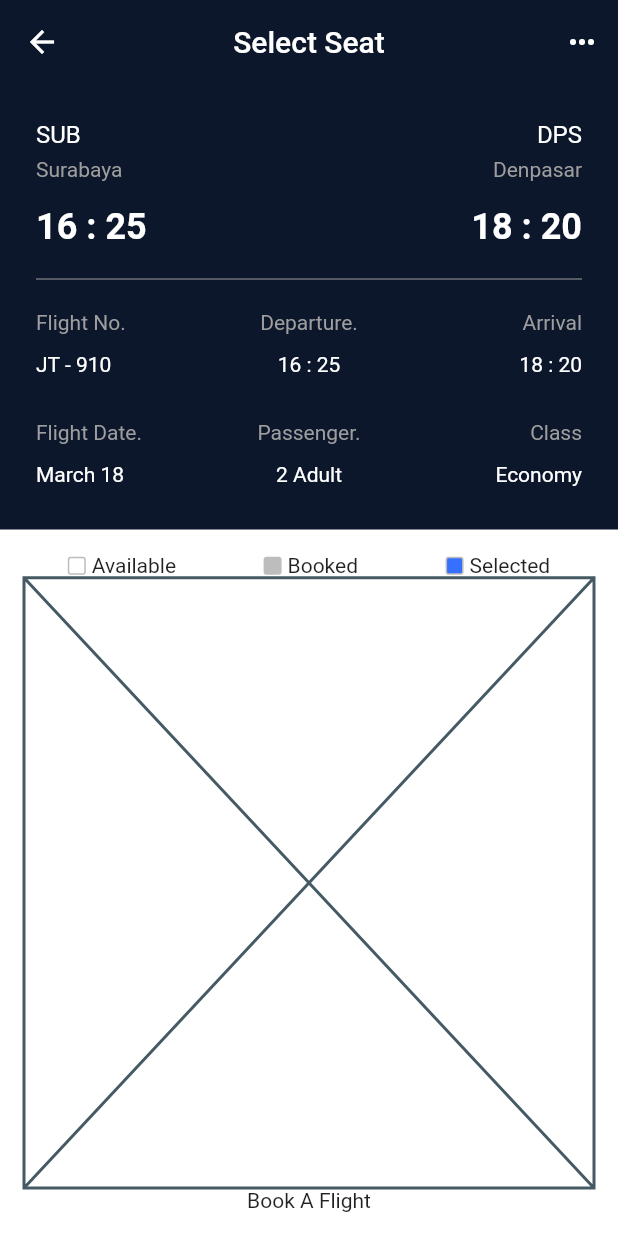
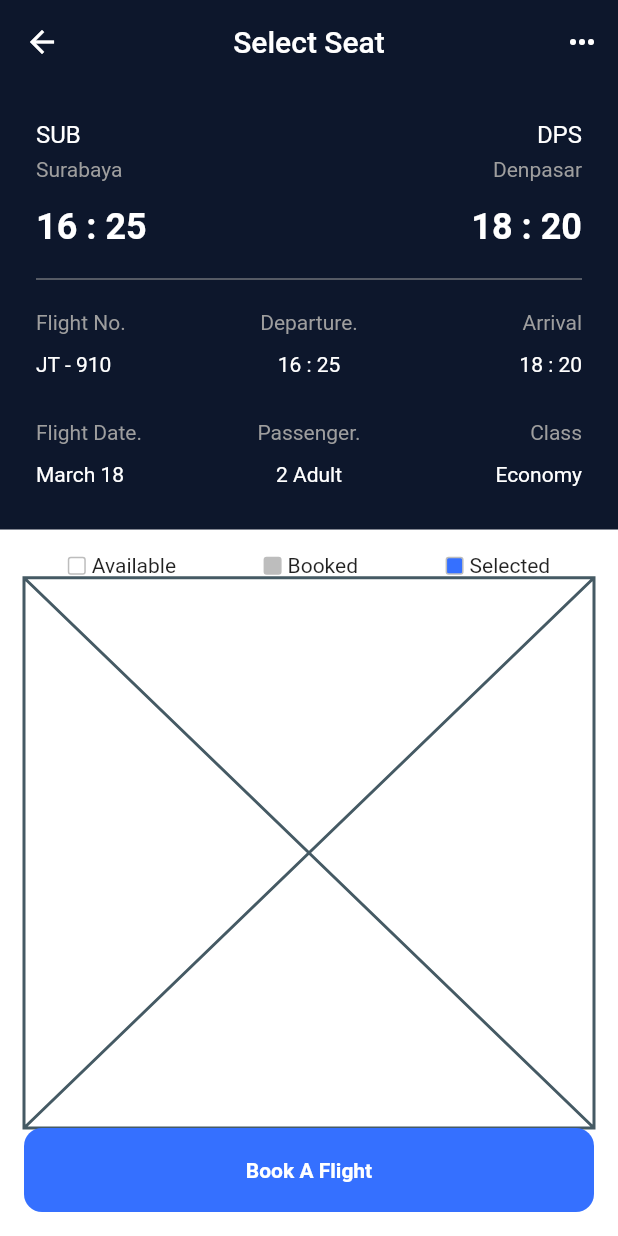
Before and after one commit to JAICHANGPARK/flutter_notebook_chapter_29, a Flutter app: the FlightBookingSelectPage screen opened directly, on a phone screen of 412 x 824 dp. Run offline on Flutter 3.47's test engine with Material 2 defaults, Android fonts, the phone set to English and light mode, and no system bars.

Commit message:
Update flight_booking_select_page.dart

```diff
--- a/lib/ep1465_flight_booking_app/view/flight_booking_select_page.dart
+++ b/lib/ep1465_flight_booking_app/view/flight_booking_select_page.dart
@@ -367,9 +367,19 @@ class _FlightBookingSelectPageState extends State<FlightBookingSelectPage> {
                           ),
                           Expanded(child: Placeholder()),
                           Container(
-                            decoration: BoxDecoration(),
+                            padding: EdgeInsets.symmetric(vertical: 20),
+                            decoration: BoxDecoration(
+                              color: Color.fromRGBO(53, 112, 255, 1),
+                              borderRadius: BorderRadius.circular(12),
+                            ),
                             child: Center(
-                              child: Text("Book A Flight"),
+                              child: Text(
+                                "Book A Flight",
+                                style: TextStyle(
+                                  color: Colors.white,
+                                  fontWeight: FontWeight.bold,
+                                ),
+                              ),
                             ),
                           )
                         ],
```
